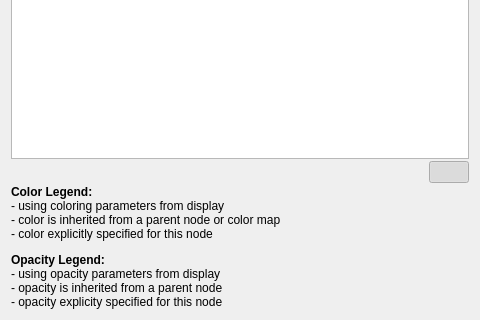
The window that Qt/Components/Resources/UI/pqMultiBlockInspectorWidget.ui (Kitware/ParaView) describes before a commit, drawn with Qt 5; both pictures show x 0 to 480 and y 320 to 640 of the 480 by 640 pixel window.
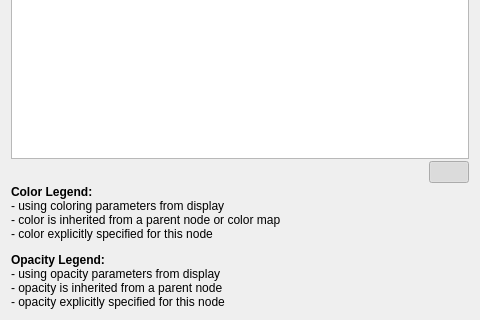
The same window after the commit. Icons and pictures are not drawn. Custom widgets are drawn as their Qt base class.

What changed in the file:
```diff
--- a/Qt/Components/Resources/UI/pqMultiBlockInspectorWidget.ui
+++ b/Qt/Components/Resources/UI/pqMultiBlockInspectorWidget.ui
@@ -76,7 +76,7 @@
    <item>
     <widget class="QLabel" name="label">
      <property name="text">
-      <string>&lt;html&gt;&lt;head/&gt;&lt;body&gt;&lt;p&gt;&lt;span style=&quot; font-weight:600;&quot;&gt;Color Legend:&lt;/span&gt;&lt;br/&gt;&lt;img src=&quot;:/pqWidgets/Icons/no_color.png&quot;/&gt; - using coloring parameters from display&lt;br/&gt;&lt;img src=&quot;:/pqWidgets/Icons/inherited_color.png&quot;/&gt; - color is inherited from a parent node or color map&lt;br/&gt;&lt;img src=&quot;:/pqWidgets/Icons/explicit_color.png&quot;/&gt; - color explicitly specified for this node&lt;/p&gt;&lt;p&gt;&lt;span style=&quot; font-weight:600;&quot;&gt;Opacity Legend:&lt;/span&gt;&lt;br/&gt;&lt;img src=&quot;:/pqWidgets/Icons/no_opacity.png&quot;/&gt; - using opacity parameters from display&lt;br/&gt;&lt;img src=&quot;:/pqWidgets/Icons/inherited_opacity.png&quot;/&gt; - opacity is inherited from a parent node&lt;br/&gt;&lt;img src=&quot;:/pqWidgets/Icons/explicit_opacity.png&quot;/&gt; - opacity explicity specified for this node&lt;/p&gt;&lt;/body&gt;&lt;/html&gt;</string>
+      <string>&lt;html&gt;&lt;head/&gt;&lt;body&gt;&lt;p&gt;&lt;span style=&quot; font-weight:600;&quot;&gt;Color Legend:&lt;/span&gt;&lt;br/&gt;&lt;img src=&quot;:/pqWidgets/Icons/no_color.png&quot;/&gt; - using coloring parameters from display&lt;br/&gt;&lt;img src=&quot;:/pqWidgets/Icons/inherited_color.png&quot;/&gt; - color is inherited from a parent node or color map&lt;br/&gt;&lt;img src=&quot;:/pqWidgets/Icons/explicit_color.png&quot;/&gt; - color explicitly specified for this node&lt;/p&gt;&lt;p&gt;&lt;span style=&quot; font-weight:600;&quot;&gt;Opacity Legend:&lt;/span&gt;&lt;br/&gt;&lt;img src=&quot;:/pqWidgets/Icons/no_opacity.png&quot;/&gt; - using opacity parameters from display&lt;br/&gt;&lt;img src=&quot;:/pqWidgets/Icons/inherited_opacity.png&quot;/&gt; - opacity is inherited from a parent node&lt;br/&gt;&lt;img src=&quot;:/pqWidgets/Icons/explicit_opacity.png&quot;/&gt; - opacity explicitly specified for this node&lt;/p&gt;&lt;/body&gt;&lt;/html&gt;</string>
      </property>
      <property name="textFormat">
       <enum>Qt::RichText</enum>
```
